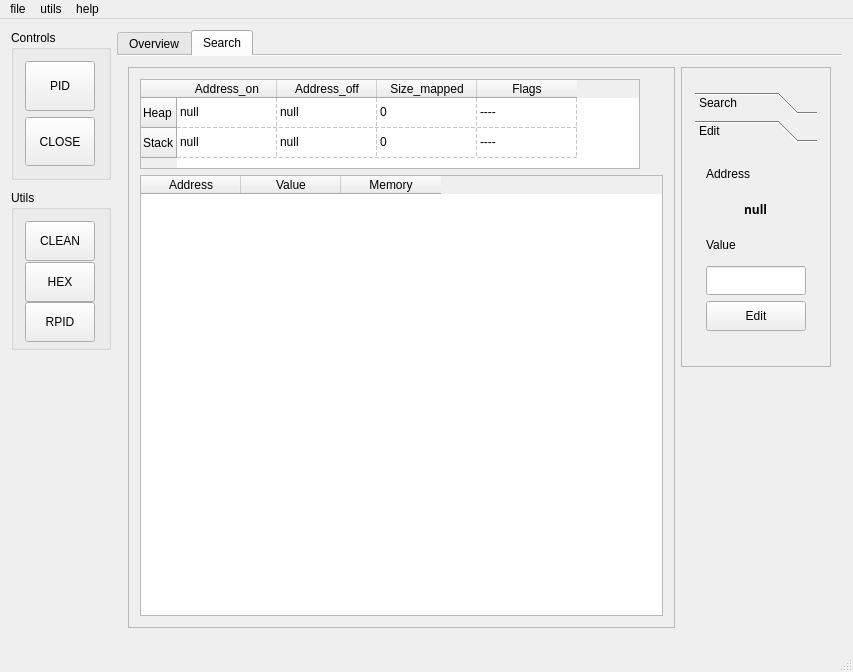
First picture: the form in src/gui/mainwindow.ui, repository mentebinaria/maProc, before the edit.
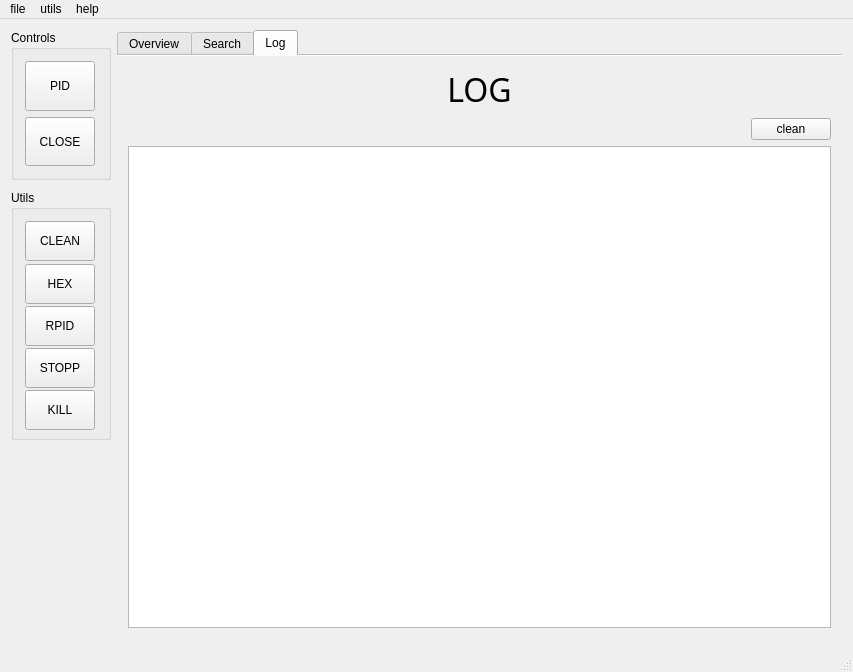
Second picture: the form after the edit. The open tabs and pages were chosen to show the change.

```diff
--- a/src/gui/mainwindow.ui
+++ b/src/gui/mainwindow.ui
@@ -10,6 +10,12 @@
     <height>672</height>
    </rect>
   </property>
+  <property name="minimumSize">
+   <size>
+    <width>600</width>
+    <height>100</height>
+   </size>
+  </property>
   <property name="contextMenuPolicy">
    <enum>Qt::NoContextMenu</enum>
   </property>
@@ -102,13 +108,13 @@
         <property name="minimumSize">
          <size>
           <width>100</width>
-          <height>160</height>
+          <height>250</height>
          </size>
         </property>
         <property name="maximumSize">
          <size>
           <width>100</width>
-          <height>150</height>
+          <height>1500</height>
          </size>
         </property>
         <property name="title">
@@ -184,6 +190,44 @@
            </property>
           </widget>
          </item>
+         <item>
+          <widget class="QPushButton" name="stopButton">
+           <property name="minimumSize">
+            <size>
+             <width>70</width>
+             <height>40</height>
+            </size>
+           </property>
+           <property name="maximumSize">
+            <size>
+             <width>70</width>
+             <height>50</height>
+            </size>
+           </property>
+           <property name="text">
+            <string>STOPP</string>
+           </property>
+          </widget>
+         </item>
+         <item>
+          <widget class="QPushButton" name="killButton">
+           <property name="minimumSize">
+            <size>
+             <width>70</width>
+             <height>40</height>
+            </size>
+           </property>
+           <property name="maximumSize">
+            <size>
+             <width>50</width>
+             <height>70</height>
+            </size>
+           </property>
+           <property name="text">
+            <string>KILL</string>
+           </property>
+          </widget>
+         </item>
         </layout>
        </widget>
       </item>
@@ -194,8 +238,8 @@
         </property>
         <property name="sizeHint" stdset="0">
          <size>
-          <width>10</width>
-          <height>380</height>
+          <width>4</width>
+          <height>300</height>
          </size>
         </property>
        </spacer>
@@ -228,6 +272,15 @@
       <property name="documentMode">
        <bool>true</bool>
       </property>
+      <property name="tabsClosable">
+       <bool>false</bool>
+      </property>
+      <property name="movable">
+       <bool>true</bool>
+      </property>
+      <property name="tabBarAutoHide">
+       <bool>true</bool>
+      </property>
       <widget class="QWidget" name="Overview">
        <attribute name="title">
         <string>Overview</string>
@@ -448,7 +501,7 @@
         <string>Search</string>
        </attribute>
        <layout class="QGridLayout" name="gridLayout">
-        <item row="0" column="2" alignment="Qt::AlignLeft|Qt::AlignTop">
+        <item row="1" column="2" alignment="Qt::AlignLeft|Qt::AlignTop">
          <widget class="QScrollArea" name="editArea">
           <property name="minimumSize">
            <size>
@@ -596,7 +649,7 @@
                  <x>0</x>
                  <y>0</y>
                  <width>116</width>
-                 <height>144</height>
+                 <height>192</height>
                 </rect>
                </property>
                <attribute name="label">
@@ -637,13 +690,6 @@
                   </property>
                  </widget>
                 </item>
-                <item>
-                 <widget class="QLabel" name="value_label">
-                  <property name="text">
-                   <string>Value</string>
-                  </property>
-                 </widget>
-                </item>
                 <item>
                  <widget class="QLineEdit" name="value">
                   <property name="maximumSize">
@@ -681,7 +727,14 @@
           </widget>
          </widget>
         </item>
-        <item row="0" column="1">
+        <item row="0" column="2">
+         <widget class="QCheckBox" name="checkLog">
+          <property name="text">
+           <string>Log</string>
+          </property>
+         </widget>
+        </item>
+        <item row="1" column="1">
          <layout class="QGridLayout" name="grid_Mapping">
           <item row="2" column="1">
            <widget class="QScrollArea" name="viewaArea">
@@ -694,7 +747,7 @@
                <x>0</x>
                <y>0</y>
                <width>555</width>
-               <height>549</height>
+               <height>524</height>
               </rect>
              </property>
              <layout class="QVBoxLayout" name="verticalLayout_5">
@@ -865,6 +918,73 @@
         </item>
        </layout>
       </widget>
+      <widget class="QWidget" name="Log">
+       <attribute name="title">
+        <string>Log</string>
+       </attribute>
+       <layout class="QVBoxLayout" name="verticalLayout_9">
+        <item alignment="Qt::AlignHCenter">
+         <widget class="QLabel" name="log_label">
+          <property name="font">
+           <font>
+            <family>Fira Code Medium</family>
+            <pointsize>24</pointsize>
+            <weight>50</weight>
+            <bold>false</bold>
+           </font>
+          </property>
+          <property name="text">
+           <string>&lt;html&gt;&lt;head/&gt;&lt;body&gt;&lt;p align=&quot;center&quot;&gt;&lt;span style=&quot; color:#000000;&quot;&gt;LOG&lt;/span&gt;&lt;/p&gt;&lt;/body&gt;&lt;/html&gt;</string>
+          </property>
+         </widget>
+        </item>
+        <item alignment="Qt::AlignRight">
+         <widget class="QPushButton" name="cleanButtonLog">
+          <property name="minimumSize">
+           <size>
+            <width>70</width>
+            <height>0</height>
+           </size>
+          </property>
+          <property name="maximumSize">
+           <size>
+            <width>200</width>
+            <height>100</height>
+           </size>
+          </property>
+          <property name="text">
+           <string>clean</string>
+          </property>
+         </widget>
+        </item>
+        <item>
+         <widget class="QPlainTextEdit" name="log_text">
+          <property name="font">
+           <font>
+            <family>Lato</family>
+            <pointsize>10</pointsize>
+            <weight>75</weight>
+            <italic>false</italic>
+            <bold>true</bold>
+            <underline>false</underline>
+           </font>
+          </property>
+          <property name="cursor" stdset="0">
+           <cursorShape>PointingHandCursor</cursorShape>
+          </property>
+          <property name="overwriteMode">
+           <bool>false</bool>
+          </property>
+          <property name="backgroundVisible">
+           <bool>false</bool>
+          </property>
+          <property name="centerOnScroll">
+           <bool>true</bool>
+          </property>
+         </widget>
+        </item>
+       </layout>
+      </widget>
      </widget>
     </item>
    </layout>
```
Left out of the diff: 34 changed lines with no effect on the pictures.
